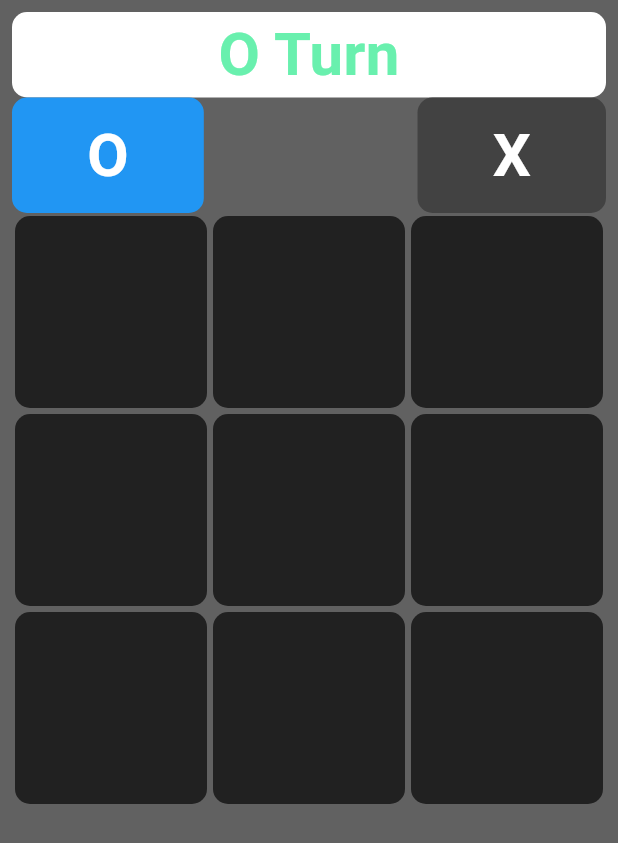
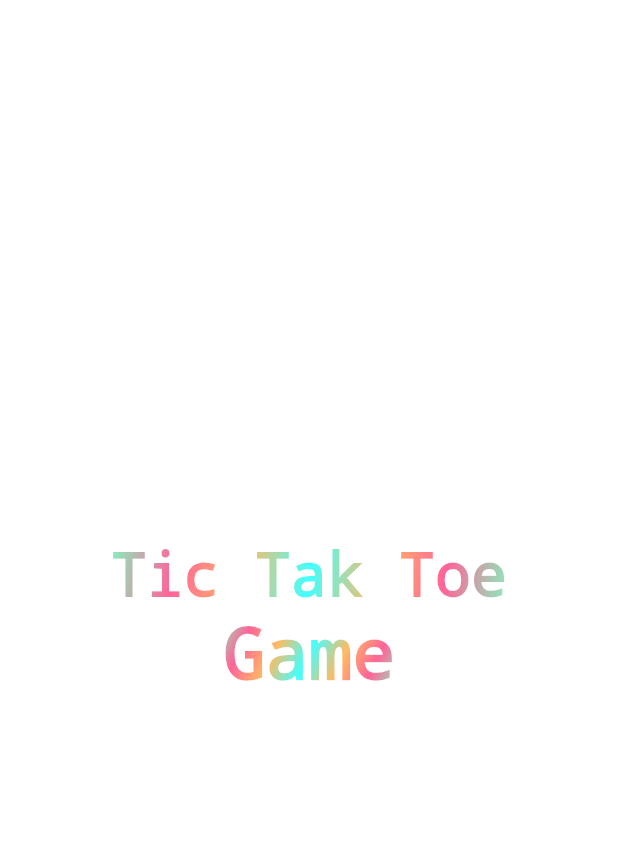
Before and after one commit to Abhay123qwe/tic_tak_toe_game, a Flutter app: the first screen one second after launch, on a phone screen of 412 x 824 dp. Shown: the top 843 px of the screen. Run offline on Flutter 3.47's test engine with Material 3 defaults, Android fonts, the phone set to English and light mode, and no system bars; our stand-ins replace get.

Commit message:
Added Splash Screen and Play Button

```diff
--- a/lib/main.dart
+++ b/lib/main.dart
@@ -1,6 +1,7 @@
 import 'package:flutter/material.dart';
 import 'package:get/get.dart';
-import 'package:tic_tak_toe_game/screens/home_screen.dart';
+
+import 'package:tic_tak_toe_game/screens/splash_screen.dart';
 
 void main() {
   runApp(const MyApp());
@@ -14,7 +15,7 @@ class MyApp extends StatelessWidget {
     return const GetMaterialApp(
       themeMode: ThemeMode.dark,
       debugShowCheckedModeBanner: false,
-      home: HomeScreen(),
+      home: SplashScreen(),
     );
   }
 }
--- /dev/null
+++ b/lib/screens/gradient.dart
@@ -0,0 +1,25 @@
+import 'package:flutter/material.dart';
+
+class GradientText extends StatelessWidget {
+  const GradientText(
+    this.text, {
+    super.key,
+    required this.gradient,
+    this.style,
+  });
+
+  final String text;
+  final TextStyle? style;
+  final Gradient gradient;
+
+  @override
+  Widget build(BuildContext context) {
+    return ShaderMask(
+      blendMode: BlendMode.srcIn,
+      shaderCallback: (bounds) => gradient.createShader(
+        Rect.fromLTWH(0, 0, bounds.width, bounds.height),
+      ),
+      child: Text(text, style: style),
+    );
+  }
+}
--- /dev/null
+++ b/lib/screens/splash_screen.dart
@@ -0,0 +1,63 @@
+import 'package:flutter/material.dart';
+
+import 'package:tic_tak_toe_game/screens/playpage.dart';
+
+import 'gradient.dart';
+
+class SplashScreen extends StatefulWidget {
+  const SplashScreen({super.key});
+
+  @override
+  State<SplashScreen> createState() => _SplashScreenState();
+}
+
+class _SplashScreenState extends State<SplashScreen> {
+  @override
+  void initState() {
+    super.initState();
+
+    Future.delayed(const Duration(seconds: 4), () {
+      Navigator.of(context).pushReplacement(
+          MaterialPageRoute(builder: (_) => const PlayButton()));
+    });
+  }
+
+  @override
+  Widget build(BuildContext context) {
+    return const Column(
+      mainAxisAlignment: MainAxisAlignment.center,
+      children: [
+        GradientText(
+          "Tic Tak Toe",
+          style: TextStyle(
+              decoration: TextDecoration.none,
+              fontSize: 40,
+              fontWeight: FontWeight.bold),
+          gradient: LinearGradient(colors: [
+            Colors.greenAccent,
+            Colors.pinkAccent,
+            Colors.orangeAccent,
+            Colors.cyanAccent,
+            Colors.orangeAccent,
+            Colors.pinkAccent,
+            Colors.greenAccent,
+          ], begin: Alignment.topLeft, end: Alignment.bottomRight),
+        ),
+        GradientText(
+          "Game",
+          style: TextStyle(
+              decoration: TextDecoration.none, fontWeight: FontWeight.bold),
+          gradient: LinearGradient(colors: [
+            Colors.greenAccent,
+            Colors.pinkAccent,
+            Colors.orangeAccent,
+            Colors.cyanAccent,
+            Colors.orangeAccent,
+            Colors.pinkAccent,
+            Colors.greenAccent,
+          ], begin: Alignment.topLeft, end: Alignment.bottomRight),
+        ),
+      ],
+    );
+  }
+}
```
Also changed, not shown: lib/screens/playpage.dart (added, +37 -0 lines).
